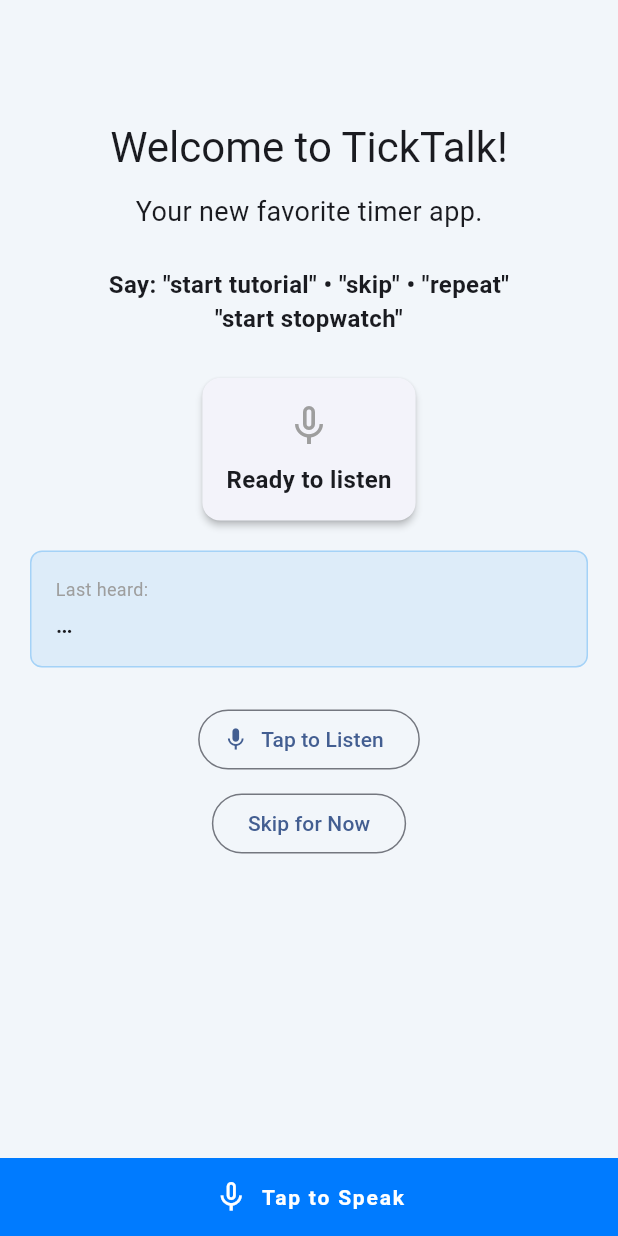
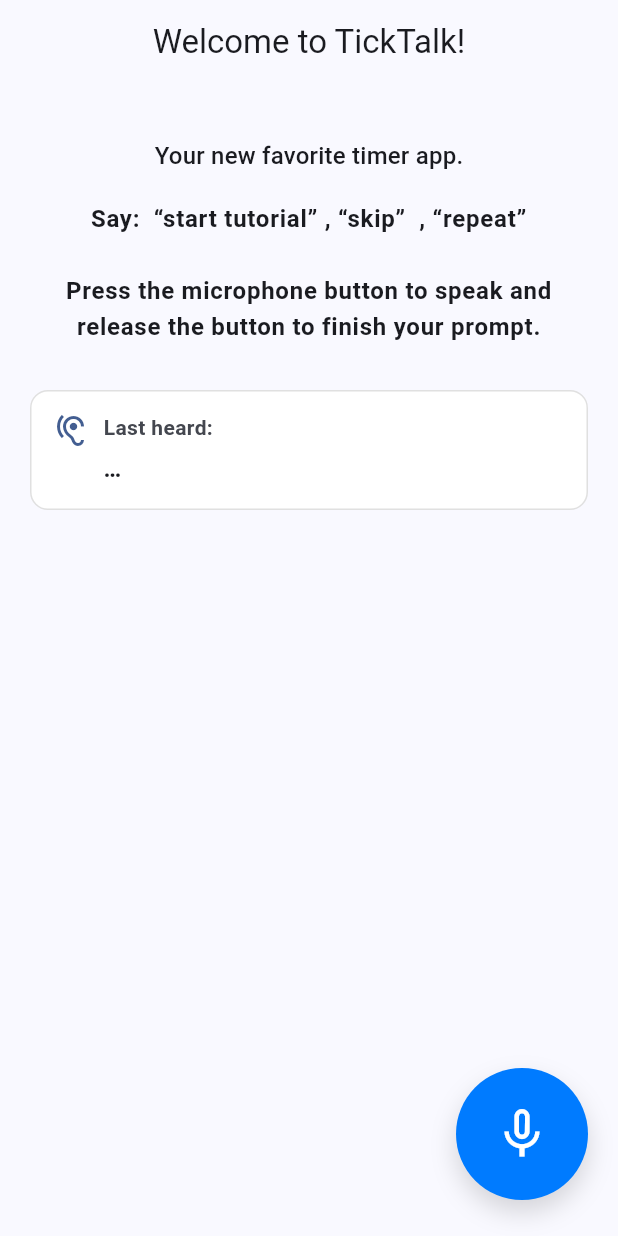
Before and after one commit to devgrg25/TickTalk-User-Stories-and-Project-Setup-Group-2-, a Flutter app: the screen it shows after launch, on a phone screen of 412 x 824 dp. Run offline on Flutter 3.47's test engine with Material 3 defaults, Android fonts, the phone set to English and light mode, and no system bars; our stand-ins replace flutter_tts, shared_preferences, speech_to_text; missing offline and left inert: google_speech.

Commit message:
welcome page merged to the rest of the code.

```diff
--- a/lib/welcome_page.dart
+++ b/lib/welcome_page.dart
@@ -1,11 +1,17 @@
-import 'package:flutter/foundation.dart' show kIsWeb;
+// welcome_page.dart  (ONLY the import list + _handle() "start tutorial" part changed)
+
 import 'package:flutter/material.dart';
-import 'package:shared_preferences/shared_preferences.dart';
+import 'package:flutter/services.dart';
 import 'package:flutter_tts/flutter_tts.dart';
 import 'package:speech_to_text/speech_to_text.dart' as stt;
 
 import 'homepage.dart';
+
+// 👇 added for tutorial flow
+import 'countdown_screen.dart';
 import 'stopwatcht2us2.dart';
+import 'create_timer_screen.dart'; // for TimerData model
+import 'timer_model.dart';
 
 class WelcomePage extends StatefulWidget {
   const WelcomePage({super.key});
@@ -15,317 +21,304 @@ class WelcomePage extends StatefulWidget {
 }
 
 class _WelcomePageState extends State<WelcomePage> {
+  // ---- TTS ----
   final FlutterTts _tts = FlutterTts();
+  bool _hasPlayedWelcome = false;
+
+  // ---- Speech ----
   final stt.SpeechToText _speech = stt.SpeechToText();
+  bool _listening = false;
+  String _lastHeard = '…';
 
-  bool _listening = false;
-  bool _speechReady = false;
-  bool _ttsReady = false;
-  String _lastHeard = '…';
-  bool _ttsSpeaking = false;
-
-  final _welcomeText = """
-Welcome to TickTalk. I'll guide you through setup and features step by step.
-Say 'start tutorial' to begin or 'skip' to use the app.
-You can also say 'repeat' to hear this again.
-Try saying 'start the stopwatch' to open the stopwatch.
-""";
+  final String _welcomeText = '''
+Welcome to TickTalk. I’ll guide you through setup and features step by step.
+Say “start tutorial” to begin, “skip” to continue to the app, or “repeat” to hear this again.
+Press and hold the microphone button on the right side of your screen to speak, then release to finish your request.
+''';
 
   @override
   void initState() {
     super.initState();
-    _initializeServices();
+    _initTts();
+    _initSpeech();
+    WidgetsBinding.instance.addPostFrameCallback((_) => _maybePlayWelcome());
   }
 
-  Future<void> _initializeServices() async {
-    if (kIsWeb) {
-      setState(() => _ttsReady = true);
-      await _ensureSpeech();
+  // --------------------- T T S --------------------- //
+  Future<void> _initTts() async {
+    try {
+      await _tts.setLanguage('en-US');
+      await _tts.setSpeechRate(0.50);
+      await _tts.setPitch(1.0);
+      await _tts.awaitSpeakCompletion(true);
+    } catch (_) {}
+    _maybePlayWelcome();
+  }
+
+  Future<void> _maybePlayWelcome() async {
+    if (!mounted || _hasPlayedWelcome) return;
+    await Future.delayed(const Duration(milliseconds: 250));
+    try {
+      await _tts.stop();
+      await _tts.speak(_welcomeText);
+      _hasPlayedWelcome = true;
+    } catch (_) {}
+  }
+
+  // ------------------ S P E E C H ------------------ //
+  Future<void> _initSpeech() async {
+    try {
+      await _speech.initialize(
+        onStatus: (s) {
+          if (!mounted) return;
+          if (s == 'done' || s == 'notListening') {
+            setState(() => _listening = false);
+          }
+        },
+        onError: (_) {
+          if (!mounted) return;
+          setState(() => _listening = false);
+        },
+      );
+    } catch (_) {}
+  }
+
+  Future<void> _startListening() async {
+    if (!await _speech.hasPermission && !(await _speech.initialize())) {
+      return;
+    }
+    if (!mounted) return;
+
+    setState(() => _listening = true);
+
+    await _speech.listen(
+      listenMode: stt.ListenMode.confirmation,
+      partialResults: true,
+      localeId: 'en_US',
+      onResult: (res) {
+        if (!mounted) return;
+        final words = (res.recognizedWords).trim();
+        if (words.isEmpty) return;
+        setState(() => _lastHeard = words);
+        _handle(words.toLowerCase());
+      },
+    );
+  }
+
+  Future<void> _stopListening() async {
+    try {
+      await _speech.stop();
+    } catch (_) {}
+    if (!mounted) return;
+    setState(() => _listening = false);
+  }
+
+  // ------------------ N A V I G A T I O N ------------------ //
+  Future<void> _goHome() async {
+    try {
+      await _speech.stop();
+      await _tts.stop();
+    } catch (_) {}
+    if (!mounted) return;
+    Navigator.of(context).pushReplacement(
+      MaterialPageRoute(builder: (_) => const HomeScreen()),
+    );
+  }
+
+  Future<void> _handle(String words) async {
+    bool has(String s) => words.contains(s);
+
+    if (has('repeat')) {
+      await _tts.stop();
+      await _tts.speak(_welcomeText);
       return;
     }
 
+    // ✅ ONLY CHANGE: handle "start tutorial" by launching a guided flow
+    if (has('start tutorial') || has('start the tutorial') || has('start')) {
       try {
-      await _tts.setLanguage('en-US');
-      await _tts.setSpeechRate(0.5);
-      await _tts.setPitch(1.0);
-      setState(() => _ttsReady = true);
-    } catch (e) {
-      debugPrint('❌ TTS init error: $e');
+        await _speech.stop();
+        await _tts.stop();
+      } catch (_) {}
+
+      // tiny 2-minute total demo: 1 min work, 1 min break
+      final demo = TimerData(
+        id: '123', // Unique identifier for this timer preset
+        name: 'Pomodoro Study', // A descriptive name
+        totalTime: 80, // Total time in seconds (30 minutes)
+        workInterval: 20, // Work duration in seconds (25 minutes)
+        breakInterval: 10, // Break duration in seconds (5 minutes)
+        totalSets: 3, // The number of work/break cycles
+        currentSet: 1, // Starting at the first set
+      );
+
+      if (!mounted) return;
+      Navigator.of(context).push(
+        MaterialPageRoute(
+          builder: (ctx) => CountdownScreen(
+            timerData: demo,
+            tutorialMode: true,
+            onTutorialNext: () {
+              Navigator.of(ctx).pushReplacement(
+                MaterialPageRoute(
+                  builder: (_) => StopwatchT2US2(
+                    tutorialMode: true,
+                    onTutorialFinish: () {
+                      Navigator.of(ctx).pushAndRemoveUntil(
+                        MaterialPageRoute(builder: (_) => const HomeScreen()),
+                            (route) => false,
+                      );
+                    },
+                  ),
+                ),
+              );
+            },
+          ),
+        ),
+      );
+      return;
     }
 
-    await _ensureSpeech();
+    if (has('skip') || has('continue')) {
+      await _goHome();
+      return;
+    }
 
-    if (mounted) {
-      await Future.delayed(const Duration(milliseconds: 500));
-      if (mounted) await _playWelcome();
+    if (has('hey ticktalk start the stopwatch') ||
+        has('start the stopwatch') ||
+        has('start stopwatch')) {
+      // TODO: navigate to stopwatch if you want outside tutorial
+      return;
     }
   }
 
-  Future<void> _playWelcome() async {
-    await _speak(_welcomeText);
+  // --------- Press-to-talk: haptic + click feedback ---------- //
+  Future<void> _pressToTalkStart() async {
+    try {
+      HapticFeedback.mediumImpact();
+      SystemSound.play(SystemSoundType.click);
+    } catch (_) {}
+    await _tts.stop();
+    await _startListening();
   }
 
-  Future<void> _speak(String text) async {
-    if (!_ttsReady) return;
-    try {
-      _ttsSpeaking = true;
-      await _tts.stop();
-      await _tts.setSpeechRate(0.5);
-      await _tts.speak(text);
-      _ttsSpeaking = false;
-    } catch (e) {
-      debugPrint('❌ TTS speak error: $e');
-    }
-  }
-
-  Future<void> _ensureSpeech() async {
-    if (_speechReady) return;
-    try {
-      _speechReady = await _speech.initialize(
-        onStatus: (s) {
-          debugPrint('🎙️ Speech status: $s');
-          if (s == 'notListening' && _listening) {
-            setState(() => _listening = false);
-          }
-        },
-        onError: (error) {
-          debugPrint('⚠️ Speech error: $error');
-          setState(() => _listening = false);
-        },
-      );
-      if (mounted) setState(() {});
-    } catch (e) {
-      debugPrint('❌ Speech init error: $e');
-    }
-  }
-
-  Future<void> _startListening() async {
-    if (!_speechReady || _listening || _ttsSpeaking) return;
-
-    setState(() => _listening = true);
-
-    try {
-      await _speech.listen(
-        localeId: 'en_US',
-        listenMode: stt.ListenMode.confirmation,
-        partialResults: true,
-        onResult: (res) {
-          final words = (res.recognizedWords ?? '').toLowerCase().trim();
-          if (words.isEmpty) return;
-
-          setState(() => _lastHeard = words);
-          _handleCommand(words);
-        },
-      );
-    } catch (e) {
-      debugPrint('❌ Listen error: $e');
-      setState(() => _listening = false);
-    }
-  }
-
-  Future<void> _stopListening() async {
-    setState(() => _listening = false);
-    await _speech.stop();
-  }
-
-  Future<void> _handleCommand(String words) async {
-    bool has(String s) => words.contains(s);
-
-    // prevent it from hearing itself
-    if (_ttsSpeaking) return;
-
-    if (has('repeat')) {
+  Future<void> _pressToTalkStop() async {
     await _stopListening();
-      await _speak(_welcomeText);
-      return;
-    }
-
-    if (has('start tutorial') || has('start')) {
-      await _stopListening();
-      await _markSeenAndGoHome();
-      return;
-    }
-
-    if (has('skip')) {
-      await _stopListening();
-      await _markSeenAndGoHome();
-      return;
-    }
-
-    if (has('stopwatch') || has('start stopwatch')) {
-      await _stopListening();
-      await _speak("Opening stopwatch.");
-      if (mounted) {
-        Navigator.of(context).pushReplacement(
-          MaterialPageRoute(builder: (_) => const StopwatchT2US2()),
-        );
-      }
-    }
-  }
-
-  Future<void> _markSeenAndGoHome() async {
-    try {
-      final prefs = await SharedPreferences.getInstance();
-      await prefs.setBool('hasSeenWelcome', true);
-    } catch (e) {
-      debugPrint('❌ SharedPreferences error: $e');
-    }
-
-    if (!mounted) return;
-
-    // Delay navigation slightly so speech completes first
-    await _tts.stop();
-
-    Navigator.of(context).pushReplacement(
-      MaterialPageRoute(builder: (_) => const HomeScreen()),
-    );
-
-    // Say this once homepage loads
-    Future.delayed(const Duration(seconds: 1), () async {
-      await _tts.speak("You are now on the home page.");
-    });
   }
 
   @override
   void dispose() {
-    _speech.cancel();
+    _speech.stop();
     _tts.stop();
     super.dispose();
   }
 
+  // -------------------- UI --------------------
   @override
   Widget build(BuildContext context) {
+    final cs = Theme.of(context).colorScheme;
+
     return Scaffold(
-      body: SafeArea(
-        child: Stack(
+      backgroundColor: cs.surface,
+      appBar: AppBar(
+        title: const Text('Welcome to TickTalk!'),
+        centerTitle: true,
+      ),
+      body: Stack(
         children: [
-            SingleChildScrollView(
-              padding: const EdgeInsets.all(20),
-              child: Column(
-                mainAxisAlignment: MainAxisAlignment.center,
+          // content
+          ListView(
+            padding: const EdgeInsets.fromLTRB(20, 28, 20, 120),
             children: [
-                  const SizedBox(height: 60),
-                  Text(
-                    'Welcome to TickTalk!',
-                    style: Theme.of(context).textTheme.headlineMedium,
-                  ),
-                  const SizedBox(height: 12),
-                  const Text(
-                    'Your new favorite timer app.',
-                    style: TextStyle(fontSize: 18),
-                  ),
-                  const SizedBox(height: 24),
-                  const Text(
-                    'Say: "start tutorial" • "skip" • "repeat"\n"start stopwatch"',
-                    textAlign: TextAlign.center,
-                    style:
-                    TextStyle(fontWeight: FontWeight.w600, fontSize: 16),
-                  ),
-                  const SizedBox(height: 24),
-                  Card(
-                    elevation: 2,
-                    child: Padding(
-                      padding: const EdgeInsets.all(16),
-                      child: Column(
-                        children: [
-                          Icon(
-                            _listening ? Icons.mic : Icons.mic_none,
-                            size: 32,
-                            color: _listening ? Colors.red : Colors.grey,
-                          ),
               const SizedBox(height: 8),
               Text(
-                            _listening ? 'Listening…' : 'Ready to listen',
-                            style: const TextStyle(
-                              fontSize: 16,
-                              fontWeight: FontWeight.w600,
+                'Your new favorite timer app.',
+                textAlign: TextAlign.center,
+                style: Theme.of(context).textTheme.titleMedium,
+              ),
+              const SizedBox(height: 18),
+              Text(
+                'Say:  “start tutorial” , “skip”  , “repeat”\n\n'
+                    'Press the microphone button to speak and release the button to finish your prompt.',
+                textAlign: TextAlign.center,
+                style: Theme.of(context)
+                    .textTheme
+                    .bodyLarge
+                    ?.copyWith(fontWeight: FontWeight.w600),
+              ),
+              const SizedBox(height: 30),
+
+              // Heard box
+              Container(
+                width: double.infinity,
+                padding: const EdgeInsets.all(14),
+                decoration: BoxDecoration(
+                  color: Colors.white,
+                  borderRadius: BorderRadius.circular(12),
+                  border: Border.all(color: Colors.black12),
+                ),
+                child: Row(
+                  crossAxisAlignment: CrossAxisAlignment.start,
+                  children: [
+                    Icon(Icons.hearing, color: cs.primary),
+                    const SizedBox(width: 10),
+                    Expanded(
+                      child: Column(
+                        crossAxisAlignment: CrossAxisAlignment.start,
+                        children: [
+                          Text('Last heard:',
+                              style: TextStyle(
+                                  color: cs.onSurfaceVariant,
+                                  fontWeight: FontWeight.w600)),
+                          const SizedBox(height: 6),
+                          Text(
+                            _lastHeard.isEmpty ? '…' : _lastHeard,
+                            style: Theme.of(context)
+                                .textTheme
+                                .titleMedium
+                                ?.copyWith(fontWeight: FontWeight.w600),
+                          ),
+                        ],
                       ),
                     ),
                   ],
                 ),
               ),
+            ],
           ),
-                  const SizedBox(height: 16),
-                  Container(
-                    width: double.infinity,
-                    padding: const EdgeInsets.all(16),
+
+          // Bottom-right, big press-to-talk mic (≈2× size)
+          Positioned(
+            right: 20,
+            bottom: 24,
+            child: GestureDetector(
+              onTapDown: (_) => _pressToTalkStart(),
+              onTapUp: (_) => _pressToTalkStop(),
+              onTapCancel: _pressToTalkStop,
+              child: Container(
+                width: 88,
+                height: 88,
                 decoration: BoxDecoration(
-                      color: Colors.blue.withOpacity(0.1),
-                      border: Border.all(color: Colors.blue.withOpacity(0.3)),
-                      borderRadius: BorderRadius.circular(8),
-                    ),
-                    child: Column(
-                      crossAxisAlignment: CrossAxisAlignment.start,
-                      children: [
-                        const Text(
-                          'Last heard:',
-                          style: TextStyle(fontSize: 12, color: Colors.grey),
-                        ),
-                        const SizedBox(height: 4),
-                        Text(
-                          _lastHeard,
-                          style: const TextStyle(
-                            fontSize: 16,
-                            fontWeight: FontWeight.w500,
-                          ),
+                  color: _listening ? Colors.redAccent : const Color(0xFF007BFF),
+                  shape: BoxShape.circle,
+                  boxShadow: [
+                    BoxShadow(
+                      color: Colors.black.withOpacity(0.15),
+                      blurRadius: 14,
+                      offset: const Offset(0, 8),
                     ),
                   ],
                 ),
-                  ),
-                  const SizedBox(height: 24),
-                  OutlinedButton.icon(
-                    onPressed: _speechReady && !_listening
-                        ? _startListening
-                        : null,
-                    icon: const Icon(Icons.mic),
-                    label: const Text('Tap to Listen'),
-                  ),
-                  const SizedBox(height: 8),
-                  OutlinedButton(
-                    onPressed: _markSeenAndGoHome,
-                    child: const Text('Skip for Now'),
-                  ),
-                  const SizedBox(height: 80),
-                ],
-              ),
-            ),
-            // bottom mic bar like homepage
-            Align(
-              alignment: Alignment.bottomCenter,
-              child: GestureDetector(
-                onTap: _listening ? _stopListening : _startListening,
-                child: AnimatedContainer(
-                  duration: const Duration(milliseconds: 300),
-                  color:
-                  _listening ? Colors.redAccent : const Color(0xFF007BFF),
-                  width: double.infinity,
-                  padding: const EdgeInsets.symmetric(vertical: 14),
-                  child: Row(
-                    mainAxisAlignment: MainAxisAlignment.center,
-                    children: [
-                      Icon(
+                child: Icon(
                   _listening ? Icons.mic : Icons.mic_none,
                   color: Colors.white,
-                      ),
-                      const SizedBox(width: 8),
-                      Text(
-                        _listening
-                            ? "Listening... Tap to stop"
-                            : "Tap to Speak",
-                        style: const TextStyle(
-                          color: Colors.white,
-                          fontWeight: FontWeight.bold,
-                          letterSpacing: 1.2,
-                        ),
-                      ),
-                    ],
+                  size: 40,
                 ),
               ),
             ),
           ),
         ],
       ),
-      ),
     );
   }
 }
```
Also changed, not shown: lib/countdown_screen.dart (+9 -1 lines), lib/stopwatcht2us2.dart (+20 -5 lines). Lines whose indentation alone changed are shown as unchanged.
